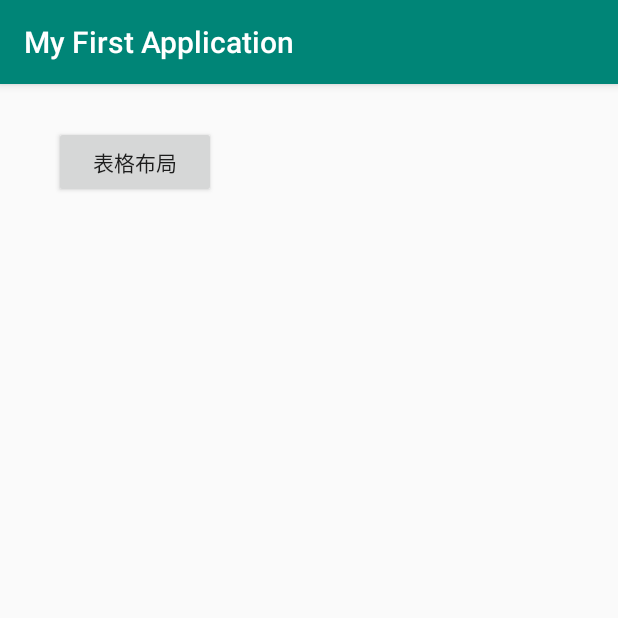
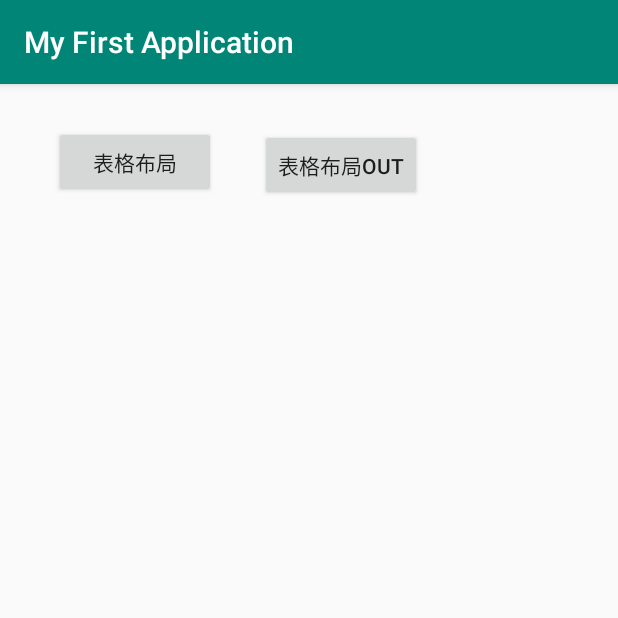
Before and after one commit to lganame/android_demo, an Android app: the screen it shows after launch (MainActivity), on a phone screen of 412 x 824 dp, the top half of it. Run offline under Robolectric (Android 15) with nearby library versions, the phone set to English and light mode, and no system bars.

Commit message:
添加表格布局streatch

```diff
--- a/app/src/main/AndroidManifest.xml
+++ b/app/src/main/AndroidManifest.xml
@@ -9,6 +9,10 @@
         android:roundIcon="@mipmap/ic_launcher_round"
         android:supportsRtl="true"
         android:theme="@style/AppTheme">
+        <activity android:name=".TableLayoutStretch" android:parentActivityName=".MainActivity">
+            <meta-data android:name="android.support.PARENT_ACTIVITY"   android:value=".MainActivity"/>
+        </activity>
+
         <activity android:name=".TableLayout" android:parentActivityName=".MainActivity">
             <meta-data android:name="android.support.PARENT_ACTIVITY"   android:value=".MainActivity"/>
         </activity>
--- a/app/src/main/res/layout/activity_main.xml
+++ b/app/src/main/res/layout/activity_main.xml
@@ -19,4 +19,16 @@
             android:text="表格布局"
             app:layout_constraintEnd_toEndOf="parent"
             app:layout_constraintTop_toTopOf="parent" />
+
+    <Button
+            android:id="@+id/button"
+            android:layout_width="wrap_content"
+            android:layout_height="wrap_content"
+            android:layout_marginStart="29dp"
+            android:layout_marginLeft="29dp"
+            android:layout_marginTop="30dp"
+            android:onClick="startTableStretchLayout"
+            android:text="表格布局out"
+            app:layout_constraintStart_toEndOf="@+id/button2"
+            app:layout_constraintTop_toTopOf="parent" />
 </androidx.constraintlayout.widget.ConstraintLayout>
```
Also changed, not shown: app/src/main/java/com/example/myfirstapplication/MainActivity.java (+9 -1 lines), app/src/main/java/com/example/myfirstapplication/TableLayoutStretch.java (added, +13 -0 lines), app/src/main/res/layout/tablelayoutstretch.xml (added, +34 -0 lines), 94 other files.
